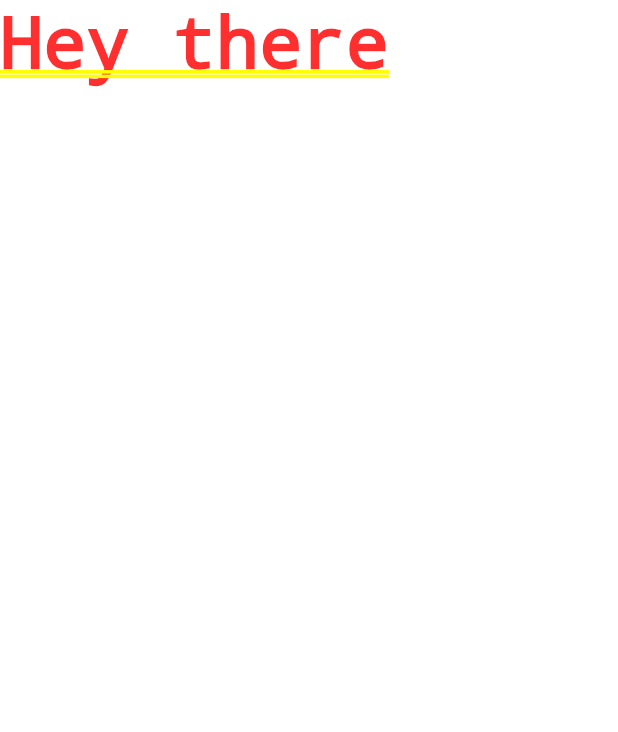
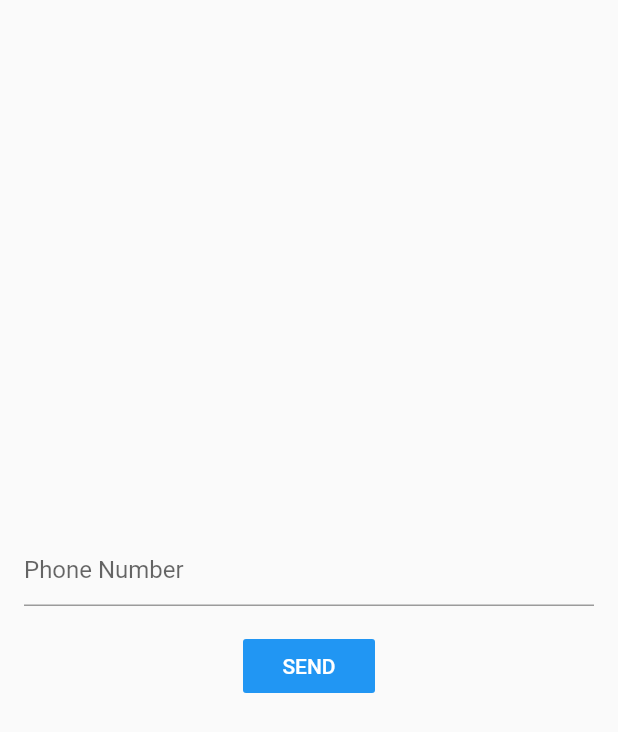
Before and after one commit to 12ajayvishwa/today-news, a Flutter app: the screen it shows after launch, on a phone screen of 412 x 824 dp. Shown: the top 732 px of the screen. Run offline on Flutter 3.47's test engine with Material 2 defaults, Android fonts, the phone set to English and light mode, and no system bars; our stand-ins replace firebase_auth, firebase_core; accounts and stored records are empty.

Commit message:
first commit

```diff
--- a/lib/main.dart
+++ b/lib/main.dart
@@ -1,7 +1,11 @@
+import 'package:firebase_core/firebase_core.dart';
 import 'package:flutter/material.dart';
+import 'screens/signup_page.dart';
 
-void main() {
-  print("hey there");
+void main() async {
+  WidgetsFlutterBinding.ensureInitialized();
+  await Firebase.initializeApp();
+  print("initialized");
   runApp(const MyApp());
 }
 
@@ -14,7 +18,7 @@ class MyApp extends StatelessWidget {
       theme: ThemeData(
         primarySwatch: Colors.blue,
       ),
-      home: Container(child: Text("Hey there"),)
+      home:const SignUpPage()
     );
   }
 }
--- /dev/null
+++ b/lib/screens/signup_page.dart
@@ -0,0 +1,92 @@
+import 'package:firebase_auth/firebase_auth.dart';
+import 'package:flutter/material.dart';
+
+enum MobileVerificationState{
+  SHOW_MOBILE_FORM_STATE,
+  SHOW_OTP_FORM_STATE,
+}
+
+class SignUpPage extends StatefulWidget {
+  const SignUpPage({Key? key}) : super(key: key);
+
+  @override
+  State<SignUpPage> createState() => _SignUpPageState();
+}
+
+class _SignUpPageState extends State<SignUpPage> {
+  MobileVerificationState currentState = MobileVerificationState.SHOW_MOBILE_FORM_STATE;
+  final phoneNumberController = TextEditingController();
+  final otpController = TextEditingController();
+
+  FirebaseAuth _auth = FirebaseAuth.instance;
+
+  late String verificationId;
+
+
+  getMobileFormWidget(context){
+    return Column(
+      children:  [
+        Spacer(),
+        TextField(
+          controller: phoneNumberController,
+          decoration: InputDecoration(hintText: "Phone Number"),
+        ),
+        SizedBox(height: 16,),
+        FlatButton(onPressed: () async {
+          await _auth.verifyPhoneNumber(
+            phoneNumber: phoneNumberController.text,
+            verificationCompleted: (PhoneAuthCredential) async {
+
+            },
+            verificationFailed: (verificationFailed) async {
+
+            },
+            codeSent: (verificationId,resendingToken) async {
+              setState(() {
+                currentState = MobileVerificationState.SHOW_OTP_FORM_STATE;
+                this.verificationId = verificationId;
+              });
+            },
+            codeAutoRetrievalTimeout: (verificationId) async {
+
+            });
+        },
+        child: Text("SEND"),
+        color: Colors.blue,
+        textColor: Colors.white,),
+        Spacer()
+      ],
+    );
+  }
+
+  getOtpFormWidget(context){
+    return Column(
+      children:  [
+        const Spacer(),
+        TextField(
+          controller: otpController,
+          decoration: const InputDecoration(hintText: "Enter OTP"),
+        ),
+        const SizedBox(height: 16,),
+        FlatButton(onPressed: () {},
+        child: Text("verify"),
+        color: Colors.blue,
+        textColor: Colors.white,),
+        Spacer()
+      ],
+    );
+  }
+
+  final GlobalKey<ScaffoldState> _scaffoldKey = GlobalKey();
+  @override
+  Widget build(BuildContext context) {
+    return Scaffold(
+      key: _scaffoldKey,
+      body: Container(
+        child: currentState == MobileVerificationState.SHOW_MOBILE_FORM_STATE?
+      getMobileFormWidget(context):getOtpFormWidget(context),
+      padding: const EdgeInsets.all(16),
+      )
+    );
+  }
+}
```
Also changed, not shown: lib/screens/home.dart (added, +16 -0 lines), pubspec.yaml (+15 -11 lines), fonts/Lato-Black.ttf (added), fonts/Lato-Bold.ttf (added), fonts/Lato-Italic.ttf (added), fonts/Lato-Light.ttf (added), fonts/Lato-Regular.ttf (added), fonts/Oswald-Regular.ttf (added), fonts/static/Oswald-Bold.ttf (added), fonts/static/Oswald-ExtraLight.ttf (added), fonts/static/Oswald-Light.ttf (added), fonts/static/Oswald-Medium.ttf (added), fonts/static/Oswald-SemiBold.ttf (added), pubspec.lock, 4 other files.
